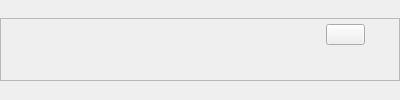
Qt form ctrllistitem.ui (breaveSun/central_control) before a commit.
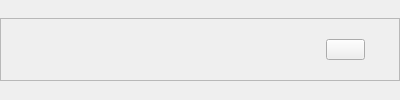
The same form after that commit. Custom widgets are drawn as their Qt base class.

Diff of the .ui file:
```diff
--- a/ctrllistitem.ui
+++ b/ctrllistitem.ui
@@ -43,6 +43,9 @@
        <verstretch>0</verstretch>
       </sizepolicy>
      </property>
+     <property name="styleSheet">
+      <string notr="true"/>
+     </property>
      <property name="frameShape">
       <enum>QFrame::StyledPanel</enum>
      </property>
@@ -57,13 +60,13 @@
        <number>14</number>
       </property>
       <property name="topMargin">
-       <number>5</number>
+       <number>20</number>
       </property>
       <property name="rightMargin">
        <number>14</number>
       </property>
       <property name="bottomMargin">
-       <number>5</number>
+       <number>20</number>
       </property>
       <item>
        <widget class="QWidget" name="ctrlListTitleList" native="true">
@@ -99,7 +102,7 @@
           <number>20</number>
          </property>
          <property name="bottomMargin">
-          <number>30</number>
+          <number>0</number>
          </property>
          <item>
           <widget class="titleIcon" name="ctrlListTitle" native="true">
```
